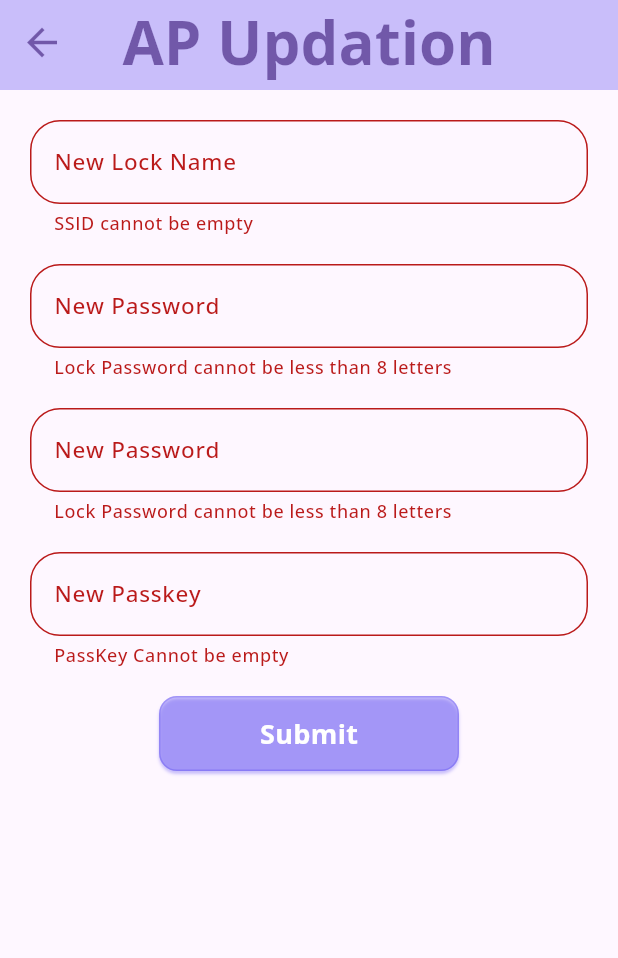
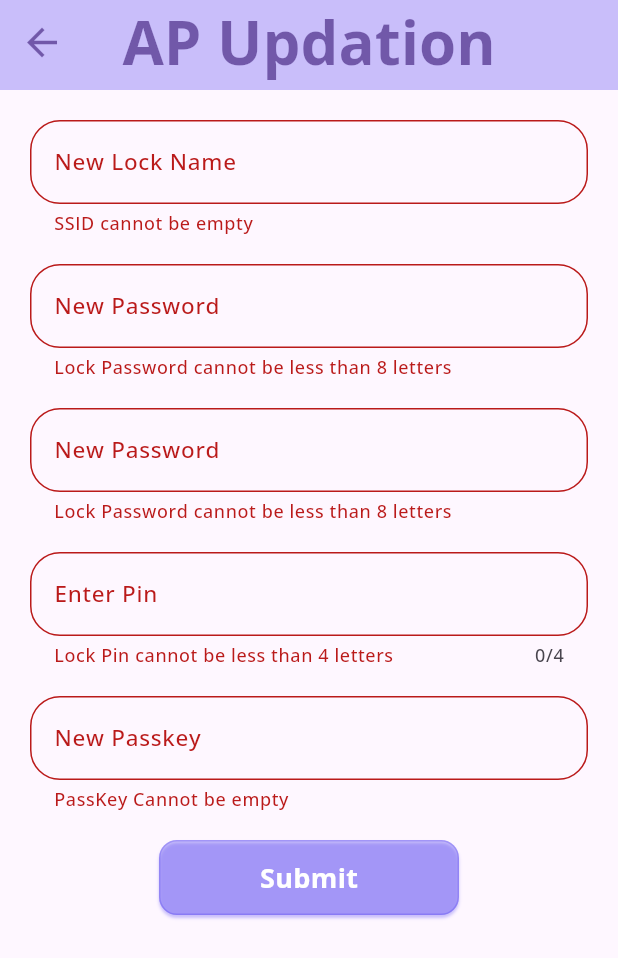
Before and after one commit to divyamJi06/BBTI, a Flutter app: the UpdateLockInstallationPage screen opened directly with empty values, after a tap on "Submit", on a phone screen of 412 x 824 dp. Shown: the top 958 px of the screen. Run offline on Flutter 3.47's test engine with Material 2 defaults, Android fonts, the phone set to English and light mode, and no system bars; our stand-ins replace connectivity_plus, dio, flutter_native_contact_picker, flutter_secure_storage, google_fonts, permission_handler and 3 more; missing offline and left inert: flutter_barcode_scanner, network_info_plus, open_settings, time_range; accounts and stored records are empty.

Commit message:
update page added pin

```diff
--- a/lib/views/update_lock_name.dart
+++ b/lib/views/update_lock_name.dart
@@ -36,6 +36,7 @@ class _UpdateLockInstallationPageState
   final TextEditingController _passKey = TextEditingController();
   final TextEditingController _password = TextEditingController();
   final TextEditingController _password1 = TextEditingController();
+  final TextEditingController _privatePin = TextEditingController();
   StorageController _storageController = new StorageController();
   final formKey = GlobalKey<FormState>();
 
@@ -108,6 +109,26 @@ class _UpdateLockInstallationPageState
                     height: 20,
                   ),
                   TextFormField(
+                    maxLength: 4,
+                    controller: _privatePin,
+                    validator: (value) {
+                      if (value!.length <= 3) {
+                        return "Lock Pin cannot be less than 4 letters";
+                      }
+                    },
+                    decoration: InputDecoration(
+                      border: OutlineInputBorder(
+                        borderRadius: BorderRadius.circular(20),
+                        // borderSide: BorderSide(width: 40),
+                      ),
+                      labelText: "Enter Pin",
+                      labelStyle: const TextStyle(fontSize: 15),
+                    ),
+                  ),
+                  const SizedBox(
+                    height: 20,
+                  ),
+                  TextFormField(
                     validator: (value) {
                       if (value!.isEmpty) {
                         return "PassKey Cannot be empty";
@@ -140,8 +161,13 @@ class _UpdateLockInstallationPageState
                     onPressed: () async {
                       if (formKey.currentState!.validate()) {
                         if (_passKey.text != widget.lockDetails.lockPassKey) {
-                          showToast(
-                              context, "Passkey of the lock is incorrect. Try Again.");
+                          showToast(context,
+                              "Passkey of the lock is incorrect. Try Again.");
+                          return;
+                        }
+                        if (_privatePin.text != widget.lockDetails.privatePin) {
+                          showToast(context,
+                              "Private Pin of the lock is incorrect. Try Again.");
                           return;
                         }
                         await ApiConnect.hitApiGet(
```
